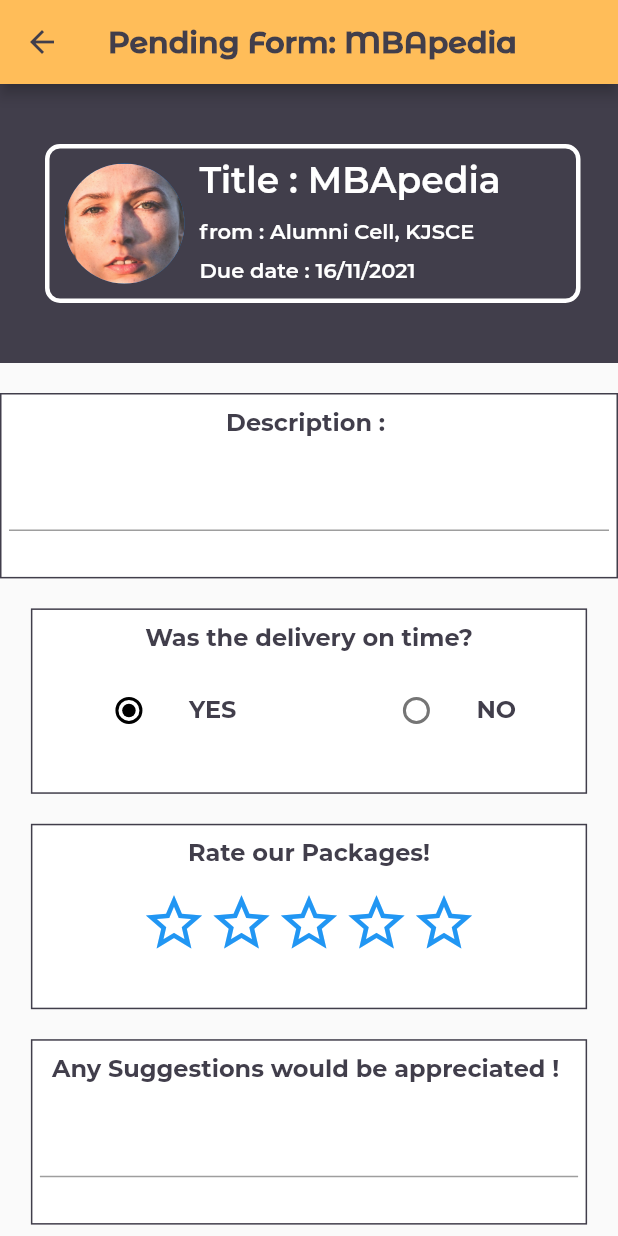
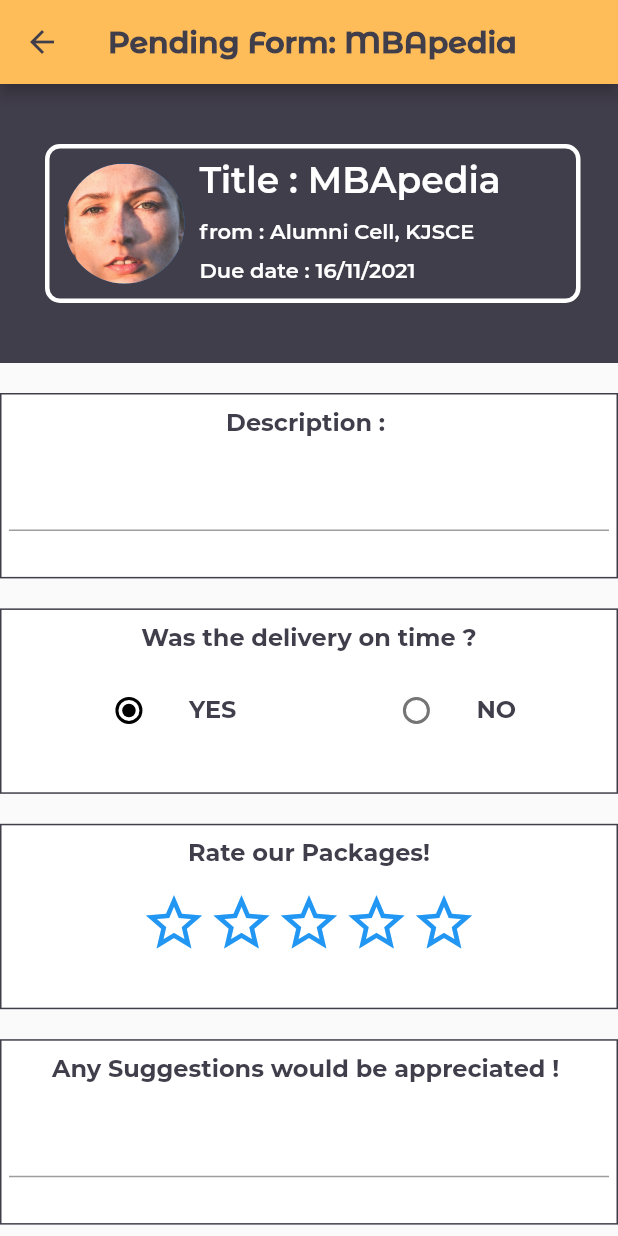
Before and after one commit to Nachiket-N/Formela-Flutter-App, a Flutter app: the screen it shows once a user with an empty profile is signed in, after a tap on an icon or button, on a phone screen of 412 x 824 dp. Run offline on Flutter 3.47's test engine with Material 2 defaults, Android fonts, the phone set to English and light mode, and no system bars; drawn by our look-alikes of smooth_star_rating; our stand-ins replace firebase_auth, firebase_core; missing offline and left inert: firebase_auth_web, firebase_core_web; accounts and stored records are empty; project files that could hold a hidden picture were left out.

Commit message:
minor fix

```diff
--- a/lib/components/Pending Form/customedtext.dart
+++ b/lib/components/Pending Form/customedtext.dart
@@ -18,7 +18,7 @@ class _CustomizedTextState extends State<CustomizedText> {
       padding: const EdgeInsets.all(6),
       child: Text(
         widget.inputText,
-        style: TextStyle(
+        style: const TextStyle(
             color: Color.fromRGBO(65, 62, 75, 1),
             fontFamily: 'Montserrat',
             fontSize: 16,
--- a/lib/components/Pending Form/pending_form_single.dart
+++ b/lib/components/Pending Form/pending_form_single.dart
@@ -1,5 +1,8 @@
+// ignore_for_file: prefer_const_constructors
+
 import 'package:flutter/material.dart';
 import 'package:formela/components/Pending%20Form/pending_forms_items.dart';
+// ignore: import_of_legacy_library_into_null_safe
 import 'package:smooth_star_rating/smooth_star_rating.dart';
 
 import 'pending_forms_items.dart';
@@ -26,18 +29,20 @@ class PendingFormSingle extends StatefulWidget {
 
 class _PendingFormSingleState extends State<PendingFormSingle> {
   var rating = 0.0;
-  var _value = 1;
+  int _value = 1;
 
   @override
   Widget build(BuildContext context) {
     var height = MediaQuery.of(context).size.height;
     var width = MediaQuery.of(context).size.width;
+
     BoxDecoration customBox = BoxDecoration(
-      color: Color.fromRGBO(255, 255, 255, 1),
+      color: const Color.fromRGBO(255, 255, 255, 1),
       border: Border.all(
-        color: Color.fromRGBO(65, 62, 75, 1),
+        color: const Color.fromRGBO(65, 62, 75, 1),
       ),
     );
+
     TextFormField userInputText = TextFormField(
       validator: (value) {
         if (value == null || value.isEmpty) {
@@ -87,20 +92,22 @@ class _PendingFormSingleState extends State<PendingFormSingle> {
                 ],
               ),
             ),
+
             SizedBox(
               height: 20,
             ),
             //////////////////////////////////////////////////////////
+
             Container(
               height: height * .15,
-              width: width * .9,
+              width: width,
               decoration: customBox,
               padding: EdgeInsets.symmetric(horizontal: 5, vertical: 5),
               child: Column(
                 mainAxisSize: MainAxisSize.min,
                 children: <Widget>[
                   CustomizedText(
-                    inputText: "Was the delivery on time?",
+                    inputText: "Was the delivery on time ?",
                   ),
                   SizedBox(
                     height: 10,
@@ -116,7 +123,7 @@ class _PendingFormSingleState extends State<PendingFormSingle> {
                             activeColor: Colors.black,
                             onChanged: (value) {
                               setState(() {
-                                // _value = value;
+                                _value = 1;
                                 print("Yes the delivery is reached on time");
                               });
                             }),
@@ -135,7 +142,7 @@ class _PendingFormSingleState extends State<PendingFormSingle> {
                             activeColor: Colors.black,
                             onChanged: (value) {
                               setState(() {
-                                // _value = value;
+                                _value = 2;
                                 print("No,the delivery was delayed");
                               });
                             }),
@@ -157,7 +164,7 @@ class _PendingFormSingleState extends State<PendingFormSingle> {
             ),
             Container(
               height: height * .15,
-              width: width * .9,
+              width: width,
               decoration: customBox,
               padding: EdgeInsets.symmetric(horizontal: 5, vertical: 5),
               child: Column(
@@ -187,7 +194,7 @@ class _PendingFormSingleState extends State<PendingFormSingle> {
             ),
             Container(
               height: height * .15,
-              width: width * .9,
+              width: width,
               decoration: customBox,
               padding: EdgeInsets.symmetric(horizontal: 5, vertical: 5),
               child: Column(
```
